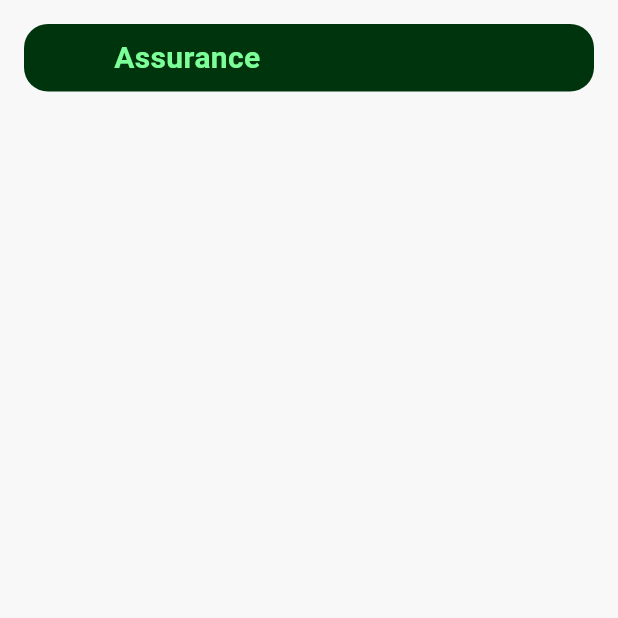
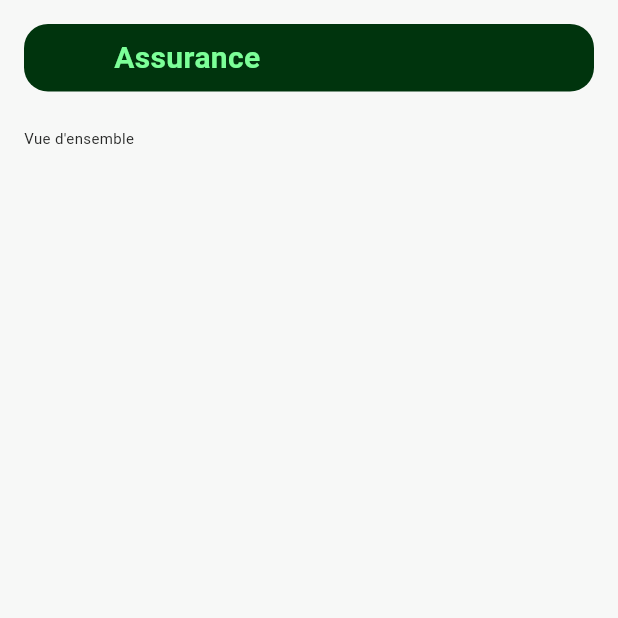
Before and after one commit to Xhya/cheni, a Flutter app: the screen it shows after launch, after a tap on "assurance", on a phone screen of 412 x 824 dp, the top half of it. Run offline on Flutter 3.47's test engine with Material 3 defaults, Android fonts, the phone set to English and light mode, and no system bars; our stand-ins replace file_picker, firebase_core, firebase_messaging, flutter_secure_storage, flutter_svg, loading_animation_widget and 3 more; missing offline and left inert: back_button_interceptor, cunning_document_scanner; accounts and stored records are empty; Roboto replaces fonts that are missing (Barlow).

Commit message:
display document list

```diff
--- a/lib/screens/DocumentCategory.screen.dart
+++ b/lib/screens/DocumentCategory.screen.dart
@@ -1,8 +1,11 @@
+import 'package:cheni/actions/onUserViewDocument.action.dart';
+import 'package:cheni/domains/documents/Document.domain.dart';
 import 'package:cheni/layout/Default.scaffold.dart';
 import 'package:cheni/utils/CheniColors.dart';
 import 'package:cheni/widgets/custom/DocumentCategoryTitle.widget.dart';
 import 'package:cheni/widgets/generic/AsyncInitWidget.dart';
 import 'package:flutter/material.dart';
+import 'package:provider/provider.dart';
 
 class DocumentCategory extends StatefulWidget {
   const DocumentCategory({super.key});
@@ -12,8 +15,12 @@ class DocumentCategory extends StatefulWidget {
 }
 
 class _DocumentCategoryState extends State<DocumentCategory> {
+  var documentDomain = DocumentDomain();
+
   @override
   Widget build(BuildContext context) {
+    var currentDocumentList =
+        context.select((DocumentDomain s) => s.currentDocumentList);
 
     return DefaultScaffold(
       child: AsyncInitWidget(
@@ -23,14 +30,48 @@ class _DocumentCategoryState extends State<DocumentCategory> {
             color: CheniColors().background.one,
             padding: const EdgeInsets.all(16),
             child: Column(
-            mainAxisAlignment: MainAxisAlignment.spaceBetween,
+              crossAxisAlignment: CrossAxisAlignment.start,
               children: [
-              DocumentCategoryTitle(),
-
+                const DocumentCategoryTitle(),
+                const SizedBox(height: 24),
+                Text(
+                  "Vue d'ensemble",
+                  style:
+                      TextStyle(color: CheniColors().text.black, fontSize: 10),
+                ),
+                const SizedBox(height: 4),
+                Column(
+                  crossAxisAlignment: CrossAxisAlignment.start,
+                  children: List.generate(
+                    currentDocumentList.length,
+                    (index) {
+                      var doc = currentDocumentList[index];
+                      return GestureDetector(
+                        onTap: () {
+                          onUserViewDocument(doc);
+                        },
+                        child: Card(
+                          margin: const EdgeInsets.only(bottom: 5),
+                          color: Colors.white,
+                          child: Container(
+                            padding: const EdgeInsets.symmetric(
+                              vertical: 12,
+                              horizontal: 12,
+                            ),
+                            child: Row(
+                              children: [
+                                Text(doc.name ?? ""),
                               ],
                             ),
                           ),
                         ),
                       );
+                    },
+                  ),
+                ),
+              ],
+            )),
+      ),
+    );
   }
 }
--- a/lib/screens/Home.content.dart
+++ b/lib/screens/Home.content.dart
@@ -1,12 +1,10 @@
 import 'package:cheni/screens/home.viewmodel.dart';
-import 'package:cheni/services/Translation.service.dart';
 import 'package:cheni/utils/CheniColors.dart';
 import 'package:cheni/widgets/custom/DocumentCategoryList.widget.dart';
 import 'package:cheni/widgets/custom/HomeHeader.widget.dart';
 import 'package:cheni/widgets/generic/CustomButton.widget.dart';
 import 'package:flutter_svg/svg.dart';
 import 'package:provider/provider.dart';
-import 'package:cheni/domains/documents/Document.domain.dart';
 import 'package:flutter/material.dart';
 
 class HomeContent extends StatefulWidget {
@@ -20,8 +18,6 @@ class _HomeContentState extends State<HomeContent> {
   @override
   Widget build(BuildContext context) {
     var vm = context.read<HomeViewModel>();
-    var currentDocumentList =
-        context.select((DocumentDomain s) => s.currentDocumentList);
 
     return Container(
       color: CheniColors().background.one,
```
Lines whose indentation alone changed are shown as unchanged.
